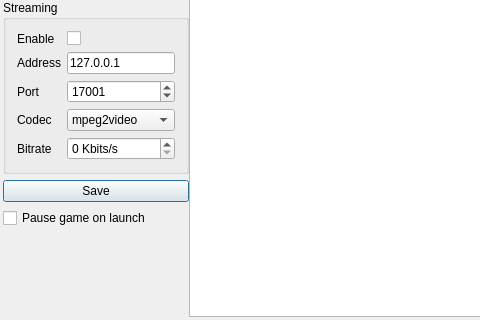
First picture: the form in VireIO_Perception/src/cMainWindow.ui, repository cybereality/Perception, before the edit; both pictures show x 0 to 480 and y 183 to 503 of the 786 by 503 pixel window.
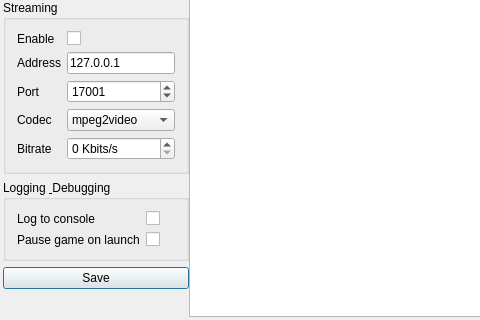
Second picture: the form after the edit.

Diff of the .ui file:
```diff
--- a/VireIO_Perception/src/cMainWindow.ui
+++ b/VireIO_Perception/src/cMainWindow.ui
@@ -30,14 +30,14 @@
     <property name="horizontalSpacing">
      <number>0</number>
     </property>
-    <item row="7" column="0">
+    <item row="8" column="0">
      <widget class="QLabel" name="info">
       <property name="text">
        <string/>
       </property>
      </widget>
     </item>
-    <item row="6" column="0">
+    <item row="7" column="0">
      <spacer name="verticalSpacer">
       <property name="orientation">
        <enum>Qt::Vertical</enum>
@@ -50,6 +50,48 @@
       </property>
      </spacer>
     </item>
+    <item row="5" column="0">
+     <widget class="QPushButton" name="saveSettings">
+      <property name="text">
+       <string>Save</string>
+      </property>
+      <property name="autoDefault">
+       <bool>true</bool>
+      </property>
+      <property name="default">
+       <bool>true</bool>
+      </property>
+     </widget>
+    </item>
+    <item row="0" column="1" rowspan="9">
+     <widget class="QTreeWidget" name="games">
+      <property name="contextMenuPolicy">
+       <enum>Qt::CustomContextMenu</enum>
+      </property>
+      <property name="editTriggers">
+       <set>QAbstractItemView::NoEditTriggers</set>
+      </property>
+      <property name="indentation">
+       <number>0</number>
+      </property>
+      <property name="rootIsDecorated">
+       <bool>false</bool>
+      </property>
+      <property name="expandsOnDoubleClick">
+       <bool>false</bool>
+      </property>
+      <column>
+       <property name="text">
+        <string>Name</string>
+       </property>
+      </column>
+      <column>
+       <property name="text">
+        <string>Path</string>
+       </property>
+      </column>
+     </widget>
+    </item>
     <item row="1" column="0">
      <widget class="QGroupBox" name="groupBox_3">
       <property name="title">
@@ -216,53 +258,44 @@
       </layout>
      </widget>
     </item>
-    <item row="0" column="1" rowspan="8">
-     <widget class="QTreeWidget" name="games">
-      <property name="contextMenuPolicy">
-       <enum>Qt::CustomContextMenu</enum>
-      </property>
-      <property name="editTriggers">
-       <set>QAbstractItemView::NoEditTriggers</set>
-      </property>
-      <property name="indentation">
-       <number>0</number>
-      </property>
-      <property name="rootIsDecorated">
-       <bool>false</bool>
-      </property>
-      <property name="expandsOnDoubleClick">
-       <bool>false</bool>
-      </property>
-      <column>
-       <property name="text">
-        <string>Name</string>
-       </property>
-      </column>
-      <column>
-       <property name="text">
-        <string>Path</string>
-       </property>
-      </column>
-     </widget>
-    </item>
     <item row="4" column="0">
-     <widget class="QPushButton" name="saveSettings">
-      <property name="text">
-       <string>Save</string>
+     <widget class="QGroupBox" name="groupBox_4">
+      <property name="title">
+       <string>Logging &amp; Debugging</string>
       </property>
-      <property name="autoDefault">
+      <property name="flat">
        <bool>true</bool>
       </property>
-      <property name="default">
-       <bool>true</bool>
-      </property>
-     </widget>
-    </item>
-    <item row="5" column="0">
-     <widget class="QCheckBox" name="pause">
-      <property name="text">
-       <string>Pause game on launch</string>
-      </property>
+      <layout class="QGridLayout" name="gridLayout_5">
+       <item row="0" column="0">
+        <widget class="QLabel" name="label_9">
+         <property name="text">
+          <string>Log to console</string>
+         </property>
+        </widget>
+       </item>
+       <item row="0" column="1">
+        <widget class="QCheckBox" name="logToConsole">
+         <property name="text">
+          <string/>
+         </property>
+        </widget>
+       </item>
+       <item row="1" column="1">
+        <widget class="QCheckBox" name="pause">
+         <property name="text">
+          <string/>
+         </property>
+        </widget>
+       </item>
+       <item row="1" column="0">
+        <widget class="QLabel" name="label_10">
+         <property name="text">
+          <string>Pause game on launch</string>
+         </property>
+        </widget>
+       </item>
+      </layout>
      </widget>
     </item>
    </layout>
```
